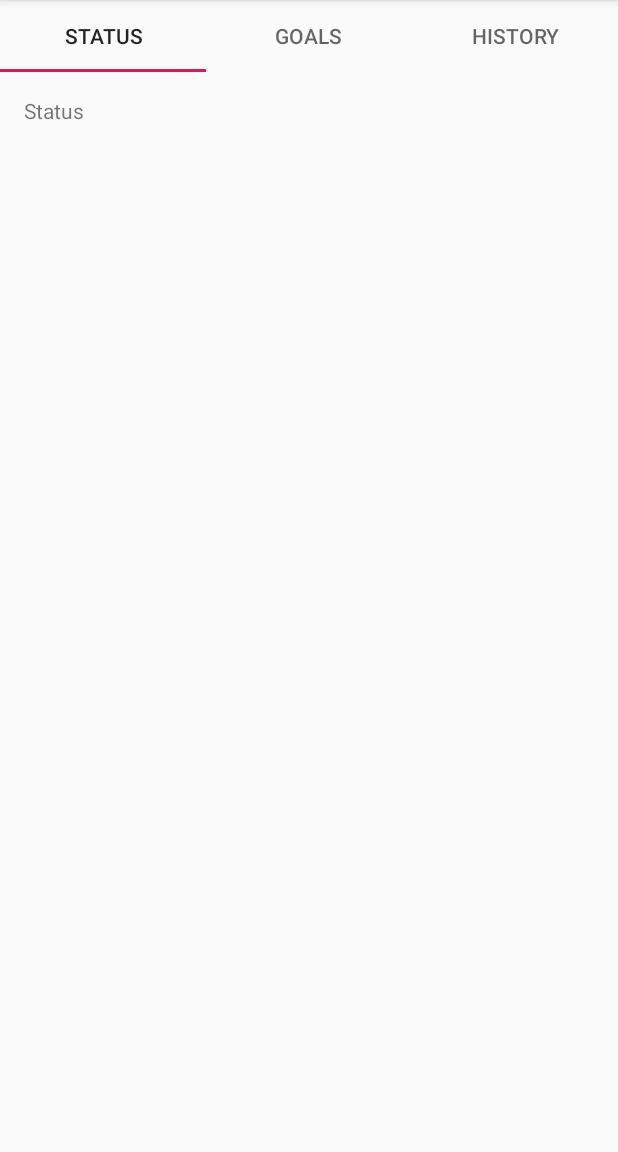
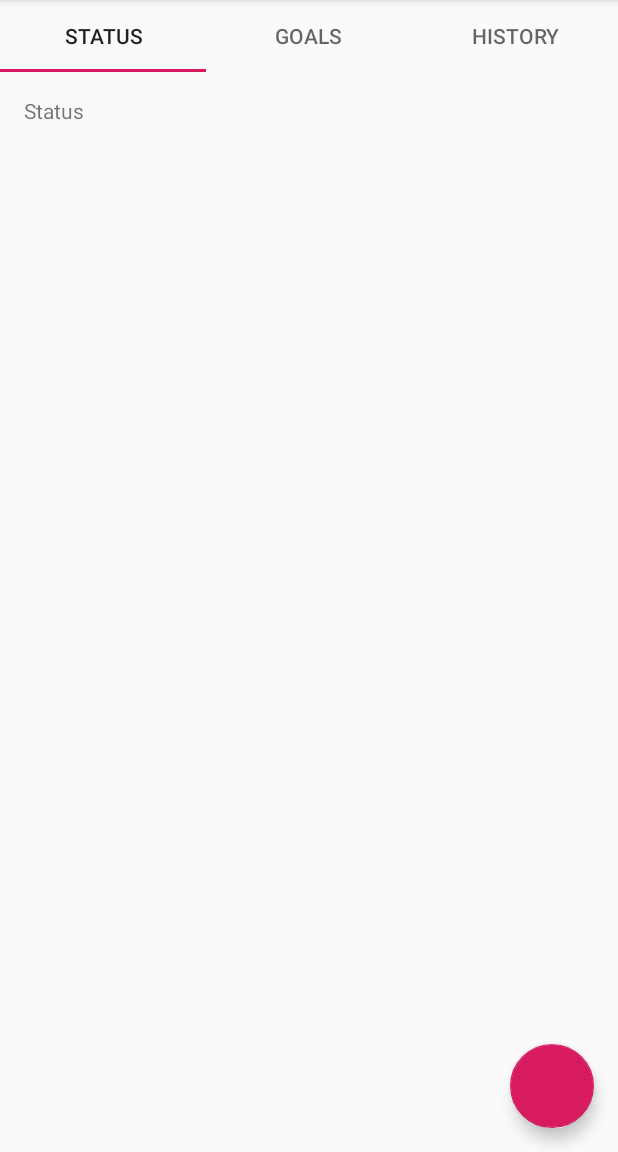
Before and after one commit to tiggerdine-uni/keep-fit, an Android app: the screen it shows after launch (MainActivity), on a phone screen of 412 x 824 dp, the part 84-1236 px from its top. Run offline under Robolectric (Android 15) with nearby library versions, the phone set to English and light mode, and no system bars.

Commit message:
add floating action button

```diff
--- a/app/src/main/java/com/example/keepfit/StatusFragment.java
+++ b/app/src/main/java/com/example/keepfit/StatusFragment.java
@@ -1,15 +1,29 @@
 package com.example.keepfit;
 
 import android.os.Bundle;
+import android.support.design.widget.FloatingActionButton;
+import android.support.design.widget.Snackbar;
 import android.support.v4.app.Fragment;
 import android.view.LayoutInflater;
 import android.view.View;
 import android.view.ViewGroup;
+import android.widget.Toast;
 
 public class StatusFragment extends Fragment {
 
     @Override
     public View onCreateView(LayoutInflater inflater, ViewGroup container, Bundle savedInstanceState) {
-        return inflater.inflate(R.layout.fragment_status, container, false);
+        View view = inflater.inflate(R.layout.fragment_status, container, false);
+
+        FloatingActionButton fab = view.findViewById(R.id.fab);
+
+        fab.setOnClickListener(new View.OnClickListener() {
+            @Override
+            public void onClick(View view) {
+                Toast.makeText(getContext(), "My milkshake brings all the boys to the yard.", Toast.LENGTH_SHORT).show();
+            }
+        });
+
+        return view;
     }
 }
--- a/app/src/main/res/layout/fragment_status.xml
+++ b/app/src/main/res/layout/fragment_status.xml
@@ -1,13 +1,21 @@
 <?xml version="1.0" encoding="utf-8"?>
-<LinearLayout xmlns:android="http://schemas.android.com/apk/res/android"
+<RelativeLayout xmlns:android="http://schemas.android.com/apk/res/android"
     android:layout_width="match_parent"
     android:layout_height="match_parent"
-    android:orientation="vertical"
-    android:padding="16dp">
+    android:orientation="vertical">
 
     <TextView
         android:layout_width="wrap_content"
         android:layout_height="wrap_content"
+        android:padding="16dp"
         android:text="Status" />
 
-</LinearLayout>
+    <android.support.design.widget.FloatingActionButton
+        android:id="@+id/fab"
+        android:layout_width="wrap_content"
+        android:layout_height="wrap_content"
+        android:layout_alignParentRight="true"
+        android:layout_alignParentBottom="true"
+        android:layout_margin="16dp" />
+
+</RelativeLayout>
```
